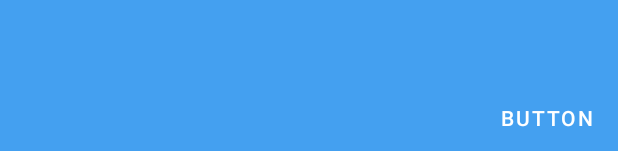
After one commit to darxio/android, an Android app: the layout activity_welcome_wizard.xml on its own in the app's theme, with its tools: preview values and no code run, on a phone screen of 412 x 824 dp. The commit adds this screen. Shown: the part 1082-1233 px from the top of the screen. Run offline under Robolectric (Android 15) with nearby library versions, the phone set to English and light mode, and no system bars.

Commit message:
Added welcome wizard

```diff
--- a/app/src/main/res/layout/activity_ingredients.xml
+++ b/app/src/main/res/layout/activity_ingredients.xml
@@ -94,8 +94,8 @@
 
 
     <androidx.core.widget.NestedScrollView
-        android:layout_width="wrap_content"
-        android:layout_height="wrap_content"
+        android:layout_width="match_parent"
+        android:layout_height="match_parent"
         app:layout_behavior="@string/appbar_scrolling_view_behavior">
 
 
--- /dev/null
+++ b/app/src/main/res/layout/activity_welcome_wizard.xml
@@ -0,0 +1,45 @@
+<?xml version="1.0" encoding="utf-8"?>
+<RelativeLayout xmlns:android="http://schemas.android.com/apk/res/android"
+    xmlns:app="http://schemas.android.com/apk/res-auto"
+    xmlns:tools="http://schemas.android.com/tools"
+    android:layout_width="match_parent"
+    android:layout_height="match_parent"
+    android:background="@color/colorPrimary"
+    tools:context=".WelcomeWizardActivity">
+
+    <androidx.viewpager2.widget.ViewPager2
+        android:id="@+id/wizardPager"
+        android:layout_width="match_parent"
+        android:layout_height="match_parent">
+
+    </androidx.viewpager2.widget.ViewPager2>
+
+    <LinearLayout
+        android:id="@+id/wizardLayout"
+        android:layout_width="wrap_content"
+        android:layout_height="wrap_content"
+        android:layout_centerHorizontal="true"
+        android:layout_alignParentBottom="true"
+        android:orientation="horizontal" >
+
+    </LinearLayout>
+
+    <Button
+        android:id="@+id/buttonPrev"
+        android:layout_width="wrap_content"
+        android:layout_height="wrap_content"
+        android:text="Button"
+        android:layout_alignParentBottom="true"
+        android:background="@color/transparent"
+        android:visibility="invisible"/>
+
+    <Button
+        android:id="@+id/buttonNext"
+        android:layout_width="wrap_content"
+        android:layout_height="wrap_content"
+        android:text="Button"
+        android:layout_alignParentBottom="true"
+        android:layout_alignParentRight="true"
+        android:background="@color/transparent"/>
+
+</RelativeLayout>
--- a/app/src/main/res/values/strings.xml
+++ b/app/src/main/res/values/strings.xml
@@ -4,7 +4,6 @@
     <!-- Camera fragment -->
     <string name="hello_camera_fragment">Camera fragment</string>
     <string name="hello_info_fragment">Info fragment</string>
-
 
 
     <string name="entry_java_title">Java</string>
@@ -81,13 +80,11 @@
     <string name="pref_summary_delay_loading_barcode_result">Will show the loading spinner for 2s</string>
 
 
-
     <!-- Profile fragment -->
     <string name="username">Guest</string>
     <string name="products_snanned_info">Products scanned:</string>
     <string name="products_snanned_count">0</string>
     <string name="login_button">Login</string>
-
 
 
     <!-- Info fragment -->
@@ -122,5 +119,8 @@
     <string name="search_item">Все</string>
     <string name="search">Поиск</string>
 
+    <!-- TODO: Remove or change this placeholder text -->
+    <string name="hello_blank_fragment">Hello blank fragment</string>
+
 
 </resources>
```
Also changed, not shown: app/src/main/AndroidManifest.xml (+6 -6 lines), app/src/main/java/com/darx/foodscaner/MainActivity.kt (+5 -2 lines), app/src/main/java/com/darx/foodscaner/WelcomeWizardActivity.kt (added, +97 -0 lines), app/src/main/java/com/darx/foodscaner/adapters/WizardAdapter.kt (added, +32 -0 lines), app/src/main/java/com/darx/foodscaner/fragments/IngredientsFragment.kt (+25 -25 lines), app/src/main/java/com/darx/foodscaner/fragments/WizardFragment.kt (added, +33 -0 lines), app/src/main/res/layout/fragment_ingredients.xml (+6 -10 lines), app/src/main/res/layout/fragment_wizard.xml (added, +15 -0 lines), app/build.gradle (line endings or trailing spaces).
